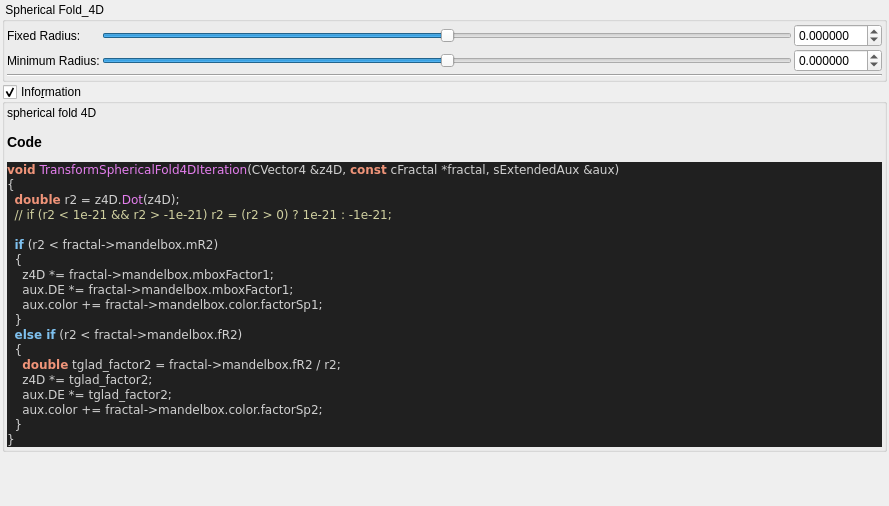
buddhi1980/mandelbulber2, file mandelbulber2/qt_data/fractal_transf_spherical_fold_4D.ui: the form before one commit.
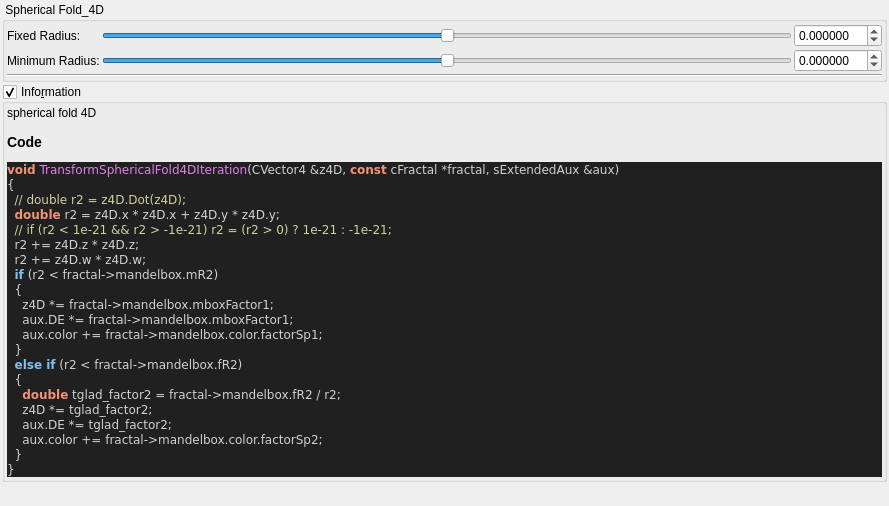
The form after the commit. Custom widgets are drawn as their Qt base class.

```diff
--- a/mandelbulber2/qt_data/fractal_transf_spherical_fold_4D.ui
+++ b/mandelbulber2/qt_data/fractal_transf_spherical_fold_4D.ui
@@ -226,9 +226,11 @@
 &lt;body style=&quot;background-color:#202020&quot;&gt;
 &lt;pre style=&quot;color:#d0d0d0; background-color:#202020;  font-family:'Courier New',monospace;&quot;&gt;&lt;span style=&quot;color:#f09479; font-weight:bold&quot;&gt;void&lt;/span&gt; &lt;span style=&quot;color:#e47eed&quot;&gt;TransformSphericalFold4DIteration&lt;/span&gt;&lt;span style=&quot;color:#d0d0d0&quot;&gt;(&lt;/span&gt;CVector4 &lt;span style=&quot;color:#d0d0d0&quot;&gt;&amp;amp;&lt;/span&gt;z4D&lt;span style=&quot;color:#d0d0d0&quot;&gt;,&lt;/span&gt; &lt;span style=&quot;color:#f09479; font-weight:bold&quot;&gt;const&lt;/span&gt; cFractal &lt;span style=&quot;color:#d0d0d0&quot;&gt;*&lt;/span&gt;fractal&lt;span style=&quot;color:#d0d0d0&quot;&gt;,&lt;/span&gt; sExtendedAux &lt;span style=&quot;color:#d0d0d0&quot;&gt;&amp;amp;&lt;/span&gt;aux&lt;span style=&quot;color:#d0d0d0&quot;&gt;)&lt;/span&gt;
 &lt;span style=&quot;color:#d0d0d0&quot;&gt;{&lt;/span&gt;
-  &lt;span style=&quot;color:#f09479; font-weight:bold&quot;&gt;double&lt;/span&gt; r2 &lt;span style=&quot;color:#d0d0d0&quot;&gt;=&lt;/span&gt; z4D&lt;span style=&quot;color:#d0d0d0&quot;&gt;.&lt;/span&gt;&lt;span style=&quot;color:#e47eed&quot;&gt;Dot&lt;/span&gt;&lt;span style=&quot;color:#d0d0d0&quot;&gt;(&lt;/span&gt;z4D&lt;span style=&quot;color:#d0d0d0&quot;&gt;);&lt;/span&gt;
+  &lt;span style=&quot;color:#d0d0a0&quot;&gt;// double r2 = z4D.Dot(z4D);&lt;/span&gt;
+  &lt;span style=&quot;color:#f09479; font-weight:bold&quot;&gt;double&lt;/span&gt; r2 &lt;span style=&quot;color:#d0d0d0&quot;&gt;=&lt;/span&gt; z4D&lt;span style=&quot;color:#d0d0d0&quot;&gt;.&lt;/span&gt;x &lt;span style=&quot;color:#d0d0d0&quot;&gt;*&lt;/span&gt; z4D&lt;span style=&quot;color:#d0d0d0&quot;&gt;.&lt;/span&gt;x &lt;span style=&quot;color:#d0d0d0&quot;&gt;+&lt;/span&gt; z4D&lt;span style=&quot;color:#d0d0d0&quot;&gt;.&lt;/span&gt;y &lt;span style=&quot;color:#d0d0d0&quot;&gt;*&lt;/span&gt; z4D&lt;span style=&quot;color:#d0d0d0&quot;&gt;.&lt;/span&gt;y&lt;span style=&quot;color:#d0d0d0&quot;&gt;;&lt;/span&gt;
   &lt;span style=&quot;color:#d0d0a0&quot;&gt;// if (r2 &amp;lt; 1e-21 &amp;amp;&amp;amp; r2 &amp;gt; -1e-21) r2 = (r2 &amp;gt; 0) ? 1e-21 : -1e-21;&lt;/span&gt;
-
+  r2 &lt;span style=&quot;color:#d0d0d0&quot;&gt;+=&lt;/span&gt; z4D&lt;span style=&quot;color:#d0d0d0&quot;&gt;.&lt;/span&gt;z &lt;span style=&quot;color:#d0d0d0&quot;&gt;*&lt;/span&gt; z4D&lt;span style=&quot;color:#d0d0d0&quot;&gt;.&lt;/span&gt;z&lt;span style=&quot;color:#d0d0d0&quot;&gt;;&lt;/span&gt;
+  r2 &lt;span style=&quot;color:#d0d0d0&quot;&gt;+=&lt;/span&gt; z4D&lt;span style=&quot;color:#d0d0d0&quot;&gt;.&lt;/span&gt;w &lt;span style=&quot;color:#d0d0d0&quot;&gt;*&lt;/span&gt; z4D&lt;span style=&quot;color:#d0d0d0&quot;&gt;.&lt;/span&gt;w&lt;span style=&quot;color:#d0d0d0&quot;&gt;;&lt;/span&gt;
   &lt;span style=&quot;color:#7ec0ee; font-weight:bold&quot;&gt;if&lt;/span&gt; &lt;span style=&quot;color:#d0d0d0&quot;&gt;(&lt;/span&gt;r2 &lt;span style=&quot;color:#d0d0d0&quot;&gt;&amp;lt;&lt;/span&gt; fractal&lt;span style=&quot;color:#d0d0d0&quot;&gt;-&amp;gt;&lt;/span&gt;mandelbox&lt;span style=&quot;color:#d0d0d0&quot;&gt;.&lt;/span&gt;mR2&lt;span style=&quot;color:#d0d0d0&quot;&gt;)&lt;/span&gt;
   &lt;span style=&quot;color:#d0d0d0&quot;&gt;{&lt;/span&gt;
     z4D &lt;span style=&quot;color:#d0d0d0&quot;&gt;*=&lt;/span&gt; fractal&lt;span style=&quot;color:#d0d0d0&quot;&gt;-&amp;gt;&lt;/span&gt;mandelbox&lt;span style=&quot;color:#d0d0d0&quot;&gt;.&lt;/span&gt;mboxFactor1&lt;span style=&quot;color:#d0d0d0&quot;&gt;;&lt;/span&gt;
```
